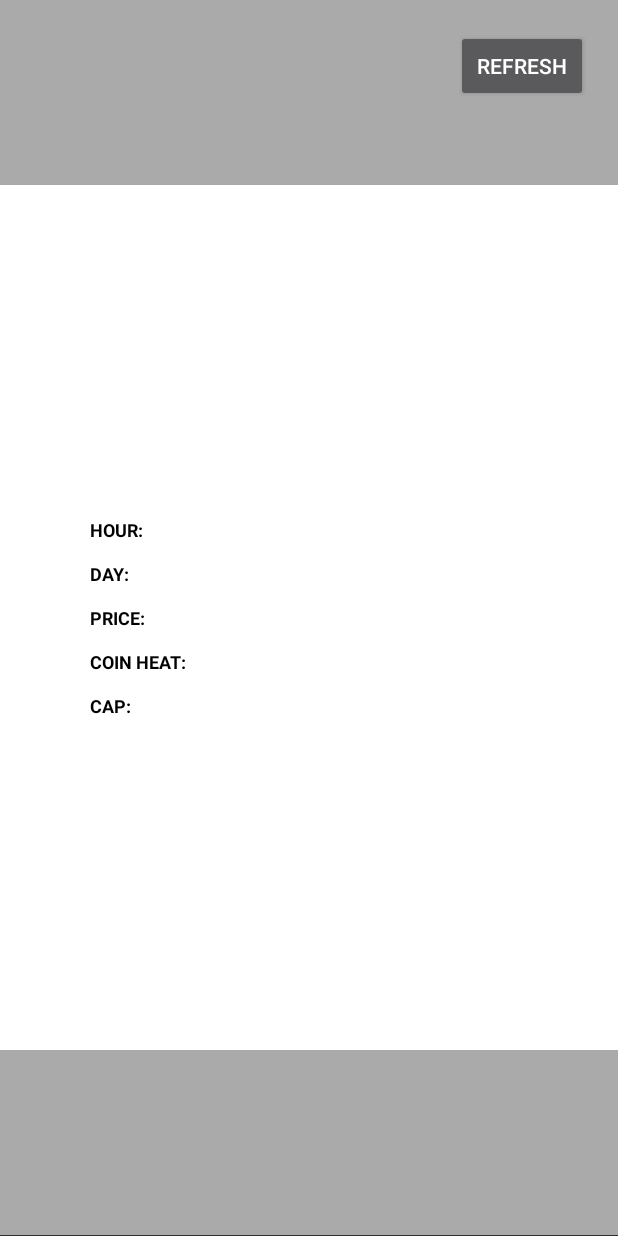
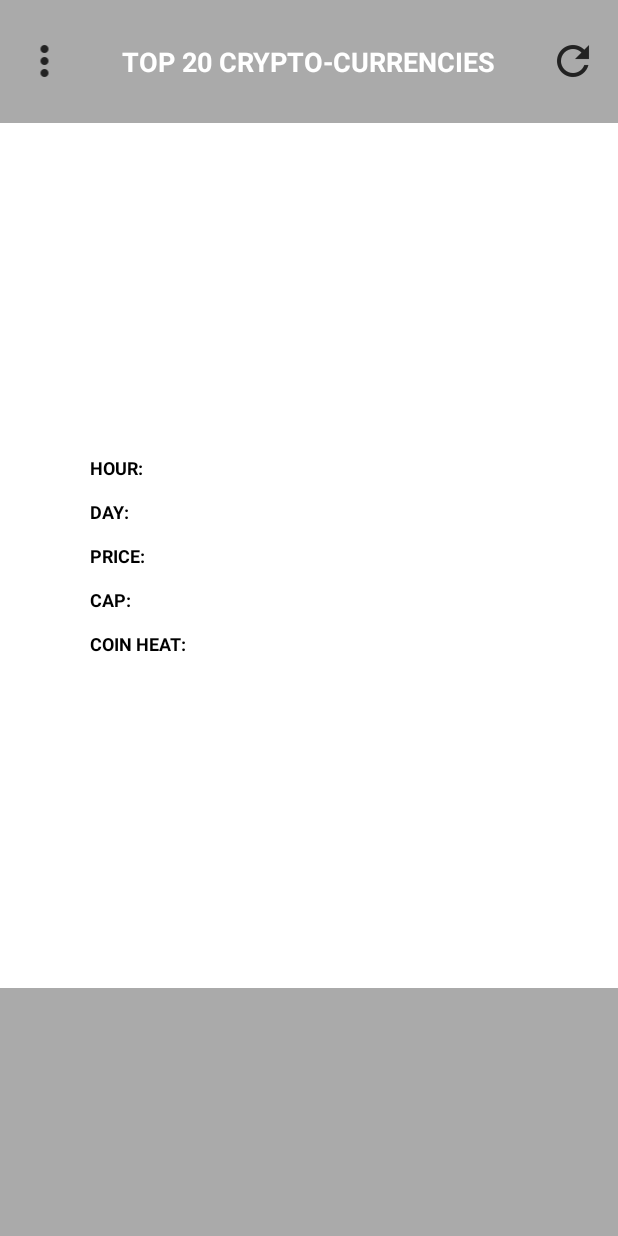
Before and after one commit to alihaider1793/CRYPTOPRICEDETAILS, an Android app: the screen it shows after launch (design_preview), on a phone screen of 412 x 824 dp. Run offline under Robolectric (Android 15) with nearby library versions, the phone set to English and light mode, and no system bars; our stand-ins replace Picasso; pictures from the network do not load.

Commit message:
content of popup menu remaining

```diff
--- a/app/src/main/AndroidManifest.xml
+++ b/app/src/main/AndroidManifest.xml
@@ -18,7 +18,6 @@
                 <category android:name="android.intent.category.LAUNCHER" />
             </intent-filter>
         </activity>
-        <activity android:name=".MainActivity"></activity>
     </application>
 
 </manifest>
--- a/app/src/main/res/layout/activity_design_preview.xml
+++ b/app/src/main/res/layout/activity_design_preview.xml
@@ -10,17 +10,35 @@
     <LinearLayout
         android:layout_width="match_parent"
         android:layout_height="0dp"
-        android:layout_weight="0.15"
+        android:layout_weight="0.1"
         android:orientation="horizontal"
-        android:gravity="end"
+        android:gravity="center"
         android:background="@android:color/darker_gray">
 
-
-        <Button
+        <ImageView
+            android:layout_marginStart="10dp"
             android:layout_width="wrap_content"
             android:layout_height="wrap_content"
-            android:text="REFRESH"
-            android:layout_margin="20dp"
+            android:src="@drawable/ic_more"
+            android:id="@+id/vertMenu"
+            android:layout_weight="0.1"/>
+
+        <TextView
+            android:gravity="center"
+            android:textColor="@android:color/white"
+            android:textSize="18sp"
+            android:textStyle="bold"
+            android:layout_width="wrap_content"
+            android:layout_height="wrap_content"
+            android:text="TOP 20 CRYPTO-CURRENCIES"
+            android:layout_weight="0.8"/>
+
+        <ImageView
+            android:layout_marginEnd="10dp"
+            android:layout_weight="0.1"
+            android:layout_width="wrap_content"
+            android:layout_height="wrap_content"
+            android:src="@drawable/ic_refresh_icon"
             android:id="@+id/refresh" />
 
     </LinearLayout>
@@ -131,32 +149,6 @@
             <TextView
                 android:textColor="@android:color/black"
                 android:layout_width="0dp"
-                android:layout_marginStart="60dp"
-                android:layout_weight="0.5"
-                android:layout_height="wrap_content"
-                android:text="COIN HEAT:"
-                android:textSize="12sp"
-                android:textStyle="bold" />
-
-            <TextView
-                android:textColor="@android:color/black"
-                android:id="@+id/heat_tv"
-                android:layout_width="0dp"
-                android:layout_weight="0.5"
-                android:layout_height="wrap_content"
-                />
-        </LinearLayout>
-
-        <LinearLayout
-            android:layout_width="match_parent"
-            android:layout_height="wrap_content"
-            android:layout_marginTop="10dp"
-            android:gravity="center"
-            android:orientation="horizontal">
-
-            <TextView
-                android:textColor="@android:color/black"
-                android:layout_width="0dp"
                 android:layout_weight="0.5"
                 android:layout_marginStart="60dp"
                 android:layout_height="wrap_content"
@@ -174,6 +166,32 @@
 
         </LinearLayout>
 
+        <LinearLayout
+            android:layout_width="match_parent"
+            android:layout_height="wrap_content"
+            android:layout_marginTop="10dp"
+            android:gravity="center"
+            android:orientation="horizontal">
+
+            <TextView
+                android:textColor="@android:color/black"
+                android:layout_width="0dp"
+                android:layout_marginStart="60dp"
+                android:layout_weight="0.5"
+                android:layout_height="wrap_content"
+                android:text="COIN HEAT:"
+                android:textSize="12sp"
+                android:textStyle="bold" />
+
+            <TextView
+                android:textColor="@android:color/black"
+                android:id="@+id/heat_tv"
+                android:layout_width="0dp"
+                android:layout_weight="0.5"
+                android:layout_height="wrap_content"
+                />
+        </LinearLayout>
+
 
     </LinearLayout>
 
@@ -182,7 +200,7 @@
         android:background="@android:color/darker_gray"
         android:layout_width="match_parent"
         android:layout_height="0dp"
-        android:layout_weight="0.15"
+        android:layout_weight="0.2"
         android:orientation="horizontal">
 
         <android.support.v7.widget.RecyclerView
--- /dev/null
+++ b/app/src/main/res/menu/more_menu_popup.xml
@@ -0,0 +1,17 @@
+<?xml version="1.0" encoding="utf-8"?>
+<menu xmlns:android="http://schemas.android.com/apk/res/android">
+
+
+    <item android:id="@+id/rateus"
+        android:title="Rate Us"/>
+
+    <item android:id="@+id/shareApp"
+        android:title="Share App"/>
+
+    <item android:id="@+id/privacy_policy"
+        android:title="Privacy Policy"/>
+
+    <item android:id="@+id/terms_of_use"
+        android:title="Terms of Use"/>
+
+</menu>
--- a/app/src/main/res/values/colors.xml
+++ b/app/src/main/res/values/colors.xml
@@ -3,4 +3,6 @@
     <color name="colorPrimary">#3F51B5</color>
     <color name="colorPrimaryDark">#303F9F</color>
     <color name="colorAccent">#FF4081</color>
+    <color name="colorRed">#8B0000</color>
+    <color name="colorGreen">#008000</color>
 </resources>
```
Also changed, not shown: app/src/main/java/com/zillion/crypto_price_details/MainActivity.java (deleted, +0 -186 lines), app/src/main/java/com/zillion/crypto_price_details/design_preview.java (+86 -39 lines), app/src/main/res/layout/activity_main.xml (deleted, +0 -179 lines), app/src/main/res/drawable-hdpi/ic_more.png (added), app/src/main/res/drawable-hdpi/ic_refresh_icon.png (added), app/src/main/res/drawable-mdpi/ic_more.png (added), app/src/main/res/drawable-mdpi/ic_refresh_icon.png (added), app/src/main/res/drawable-xhdpi/ic_more.png (added), app/src/main/res/drawable-xhdpi/ic_refresh_icon.png (added), app/src/main/res/drawable-xxhdpi/ic_more.png (added), app/src/main/res/drawable-xxhdpi/ic_refresh_icon.png (added).
